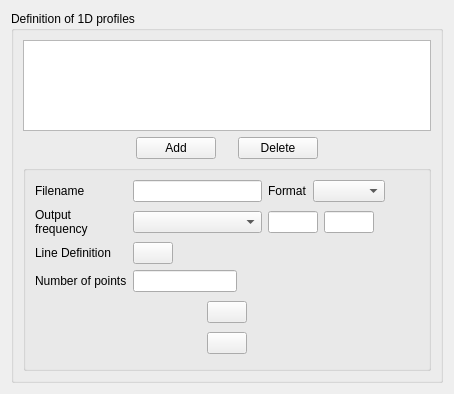
Above: gui/Pages/ProfilesForm.ui from code-saturne/code_saturne before the change. Below: the same form after it.
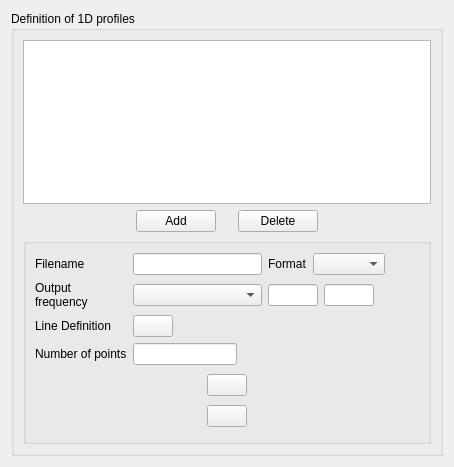
That is the form after the change. Icons and pictures are not drawn.

```diff
--- a/gui/Pages/ProfilesForm.ui
+++ b/gui/Pages/ProfilesForm.ui
@@ -6,8 +6,8 @@
    <rect>
     <x>0</x>
     <y>0</y>
-    <width>440</width>
-    <height>394</height>
+    <width>450</width>
+    <height>467</height>
    </rect>
   </property>
   <property name="windowTitle">
```
Left out of the diff: 116 changed lines with no effect on the pictures.
